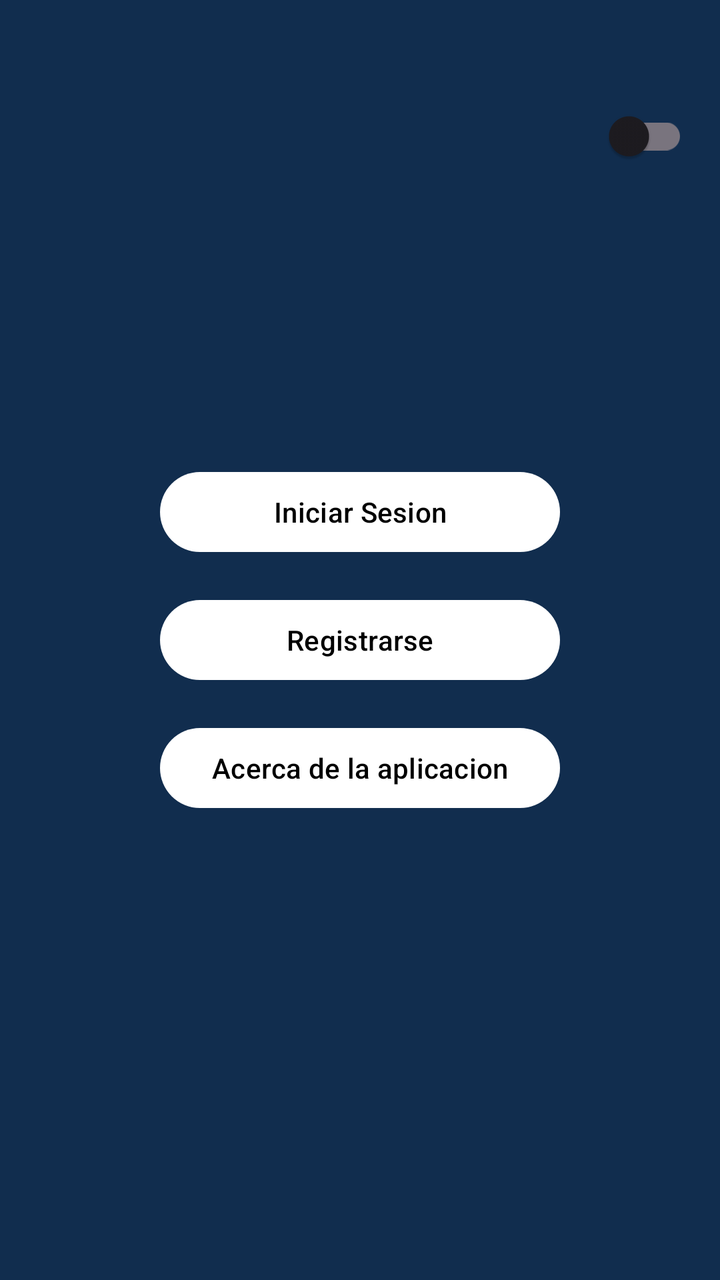
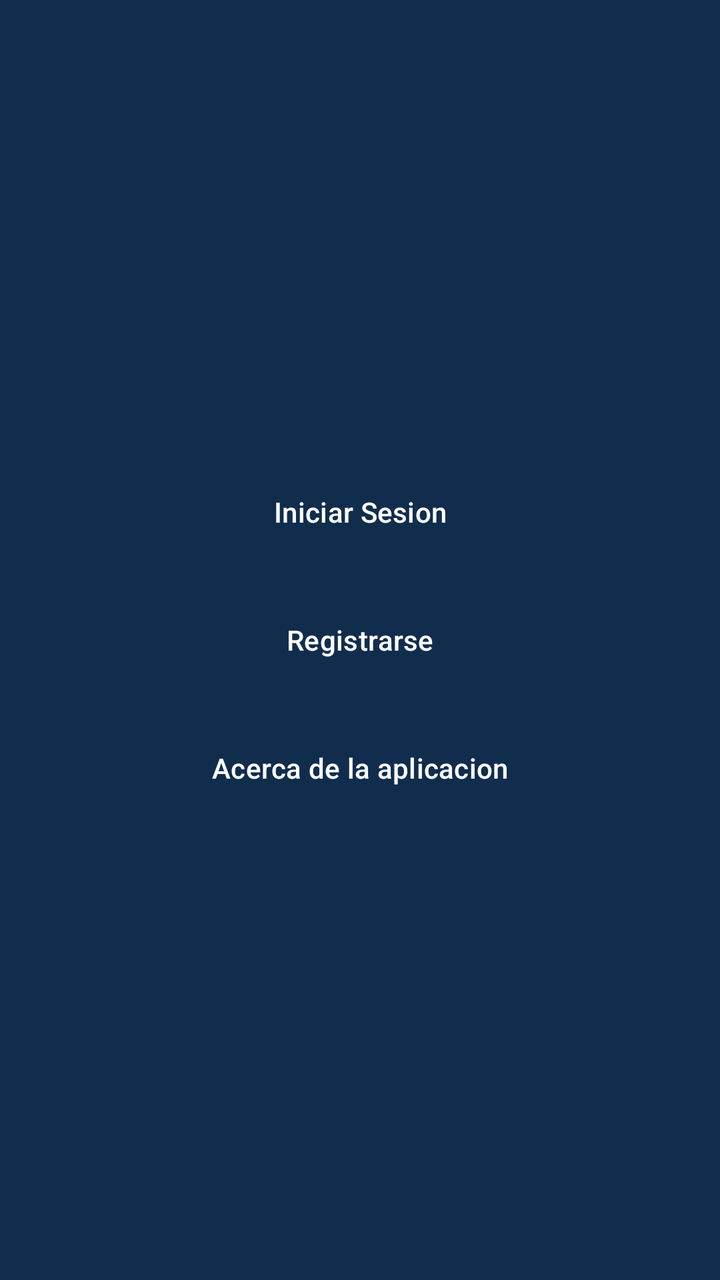

The first picture is an Android layout as it rendered before a commit; the second is the same layout after the commit. The layout source and the unified diff follow.
<!-- AndroidManifest.xml: application theme Theme.RemindmeV2 -->
<!-- res/layout/actividad_principal.xml -->
<?xml version="1.0" encoding="utf-8"?>
<androidx.constraintlayout.widget.ConstraintLayout xmlns:android="http://schemas.android.com/apk/res/android"
    xmlns:app="http://schemas.android.com/apk/res-auto"
    xmlns:tools="http://schemas.android.com/tools"
    android:layout_width="match_parent"
    android:layout_height="match_parent"
    tools:context=".Actividad_Principal"
    android:background="@drawable/login_background">



    
    

    <com.google.android.material.switchmaterial.SwitchMaterial
        android:id="@+id/switchModoOscuro"
        android:layout_width="wrap_content"
        android:layout_height="wrap_content"

        android:layout_marginTop="44dp"
        android:layout_marginEnd="16dp"
        android:textSize="18sp"

        app:layout_constraintEnd_toEndOf="parent"
        app:layout_constraintTop_toTopOf="parent" />

    <LinearLayout
        android:layout_width="wrap_content"
        android:layout_height="wrap_content"
        android:orientation="vertical"
        android:gravity="center"
        android:layout_margin="16dp"

        app:layout_constraintTop_toTopOf="parent"
        app:layout_constraintBottom_toBottomOf="parent"
        app:layout_constraintStart_toStartOf="parent"
        app:layout_constraintEnd_toEndOf="parent">

        <Button
            android:id="@+id/btnLogin"
            android:layout_width="200dp"
            android:layout_height="wrap_content"
            android:text="Iniciar Sesion" />

        <Button
            android:id="@+id/btnRegistro"
            android:layout_width="200dp"
            android:layout_height="wrap_content"
            android:text="Registrarse"
            android:layout_marginTop="16dp"/>

        <Button
            android:id="@+id/btnInfoApp"
            android:layout_width="200dp"
            android:layout_height="wrap_content"
            android:text="Acerca de la aplicacion"
            android:layout_marginTop="16dp"/>

    </LinearLayout>

</androidx.constraintlayout.widget.ConstraintLayout>
<!-- resources referenced by this layout -->
<resources>
  <!-- drawable login_background (drawable) -->
  <?xml version="1.0" encoding="utf-8"?>
  <shape xmlns:android="http://schemas.android.com/apk/res/android"
      android:shape="rectangle">
      <solid android:color="#112D4E" />
  </shape>
  <style name="Theme.RemindmeV2" parent="Base.Theme.RemindmeV2" />
  <style name="Base.Theme.RemindmeV2" parent="Theme.Material3.DayNight.NoActionBar">
          
          <item name="colorPrimary">@color/white</item>
          <item name="colorOnPrimary">@color/black</item>
          <item name="colorPrimaryContainer">@color/white</item>
  
          
          <item name="android:windowBackground">@color/white</item>
      </style>
  <color name="white">#FFFFFFFF</color>
  <color name="black">#FF000000</color>
</resources>

<!-- the commit's change to res/layout/actividad_principal.xml (unified diff, before → after) -->
@@ -12,50 +12,50 @@
     
     
 
-    <com.google.android.material.switchmaterial.SwitchMaterial
-        android:id="@+id/switchModoOscuro"
-        android:layout_width="wrap_content"
-        android:layout_height="wrap_content"
+    
+     
+     
+      
+   
+       
+       
+        
 
-        android:layout_marginTop="44dp"
-        android:layout_marginEnd="16dp"
-        android:textSize="18sp"
+        
+        
 
-        app:layout_constraintEnd_toEndOf="parent"
-        app:layout_constraintTop_toTopOf="parent" />
+       <LinearLayout
+           android:layout_width="wrap_content"
+           android:layout_height="wrap_content"
+           android:orientation="vertical"
+           android:gravity="center"
+           android:layout_margin="16dp"
 
-    <LinearLayout
-        android:layout_width="wrap_content"
-        android:layout_height="wrap_content"
-        android:orientation="vertical"
-        android:gravity="center"
-        android:layout_margin="16dp"
+           app:layout_constraintTop_toTopOf="parent"
+           app:layout_constraintBottom_toBottomOf="parent"
+           app:layout_constraintStart_toStartOf="parent"
+           app:layout_constraintEnd_toEndOf="parent">
 
-        app:layout_constraintTop_toTopOf="parent"
-        app:layout_constraintBottom_toBottomOf="parent"
-        app:layout_constraintStart_toStartOf="parent"
-        app:layout_constraintEnd_toEndOf="parent">
+           <Button
+               android:id="@+id/btnLogin"
+               android:layout_width="200dp"
+               android:layout_height="wrap_content"
+               android:text="Iniciar Sesion" />
 
-        <Button
-            android:id="@+id/btnLogin"
-            android:layout_width="200dp"
-            android:layout_height="wrap_content"
-            android:text="Iniciar Sesion" />
+           <Button
+               android:id="@+id/btnRegistro"
+               android:layout_width="200dp"
+               android:layout_height="wrap_content"
+               android:text="Registrarse"
+               android:layout_marginTop="16dp"/>
 
-        <Button
-            android:id="@+id/btnRegistro"
-            android:layout_width="200dp"
-            android:layout_height="wrap_content"
-            android:text="Registrarse"
-            android:layout_marginTop="16dp"/>
+           <Button
+               android:id="@+id/btnInfoApp"
+               android:layout_width="200dp"
+               android:layout_height="wrap_content"
+               android:text="Acerca de la aplicacion"
+               android:layout_marginTop="16dp"/>
 
-        <Button
-            android:id="@+id/btnInfoApp"
-            android:layout_width="200dp"
-            android:layout_height="wrap_content"
-            android:text="Acerca de la aplicacion"
-            android:layout_marginTop="16dp"/>
+       </LinearLayout>
 
-    </LinearLayout>
-
-</androidx.constraintlayout.widget.ConstraintLayout>
+   </androidx.constraintlayout.widget.ConstraintLayout>
<!-- resource entries referenced after the edit -->
@@ -9,14 +9,14 @@
   <style name="Theme.RemindmeV2" parent="Base.Theme.RemindmeV2" />
   <style name="Base.Theme.RemindmeV2" parent="Theme.Material3.DayNight.NoActionBar">
           
-          <item name="colorPrimary">@color/white</item>
-          <item name="colorOnPrimary">@color/black</item>
-          <item name="colorPrimaryContainer">@color/white</item>
+          <item name="colorPrimary">@color/purple_500</item>
+          <item name="colorOnPrimary">@color/white</item>
+          <item name="colorPrimaryContainer">@color/purple_500</item>
   
           
           <item name="android:windowBackground">@color/white</item>
       </style>
+  <color name="purple_500">#112D4E</color>
   <color name="white">#FFFFFFFF</color>
-  <color name="black">#FF000000</color>
 </resources>
 
